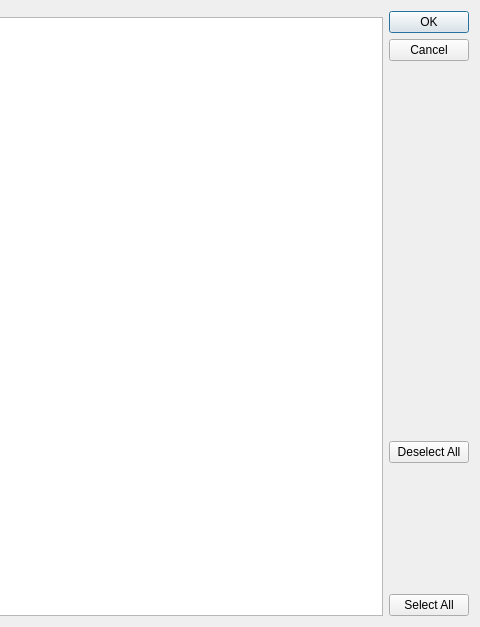
Qt form src/modules/anonymize/anonattrexcdialog.ui (lbellonda/qxmledit) before a commit; both pictures show x 419 to 899 and y 0 to 627 of the 899 by 627 pixel window.
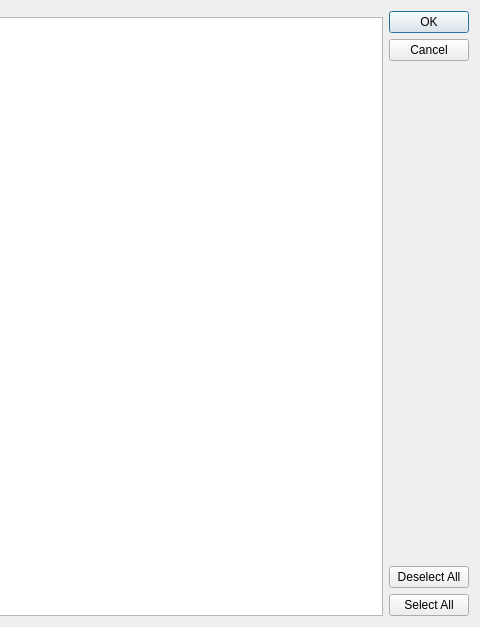
The same form after that commit. Icons and pictures are not drawn. Custom widgets are drawn as their Qt base class.

Patch:
```diff
--- a/src/modules/anonymize/anonattrexcdialog.ui
+++ b/src/modules/anonymize/anonattrexcdialog.ui
@@ -59,11 +59,24 @@
        </property>
       </widget>
      </item>
+     <item>
+      <spacer name="verticalSpacer">
+       <property name="orientation">
+        <enum>Qt::Vertical</enum>
+       </property>
+       <property name="sizeHint" stdset="0">
+        <size>
+         <width>20</width>
+         <height>40</height>
+        </size>
+       </property>
+      </spacer>
+     </item>
      <item>
       <layout class="QVBoxLayout" name="verticalLayout_2">
        <item>
         <layout class="QVBoxLayout" name="verticalLayout">
-         <item alignment="Qt::AlignVCenter">
+         <item>
           <widget class="QPushButton" name="cmdDeselectAll">
            <property name="text">
             <string>Deselect All</string>
```
Left out of the diff: 5 changed lines with no effect on the pictures.
